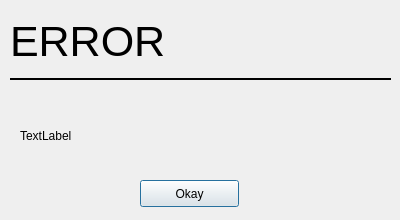
Old version of the form src/LoginSubsystem/errordialog.ui in the repository CaptOkie/code-first-think-later.
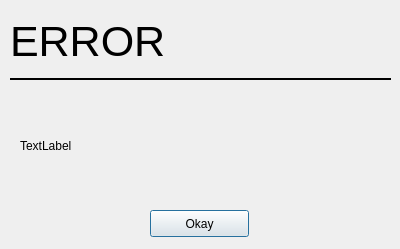
New version of the form.

The edit to the form file:
```diff
--- a/src/LoginSubsystem/errordialog.ui
+++ b/src/LoginSubsystem/errordialog.ui
@@ -7,7 +7,7 @@
     <x>0</x>
     <y>0</y>
     <width>400</width>
-    <height>220</height>
+    <height>249</height>
    </rect>
   </property>
   <property name="windowTitle">
@@ -59,7 +59,7 @@
      <x>20</x>
      <y>100</y>
      <width>361</width>
-     <height>71</height>
+     <height>91</height>
     </rect>
    </property>
    <property name="text">
@@ -72,8 +72,8 @@
   <widget class="QPushButton" name="acceptButton">
    <property name="geometry">
     <rect>
-     <x>140</x>
-     <y>180</y>
+     <x>150</x>
+     <y>210</y>
      <width>99</width>
      <height>27</height>
     </rect>
```
